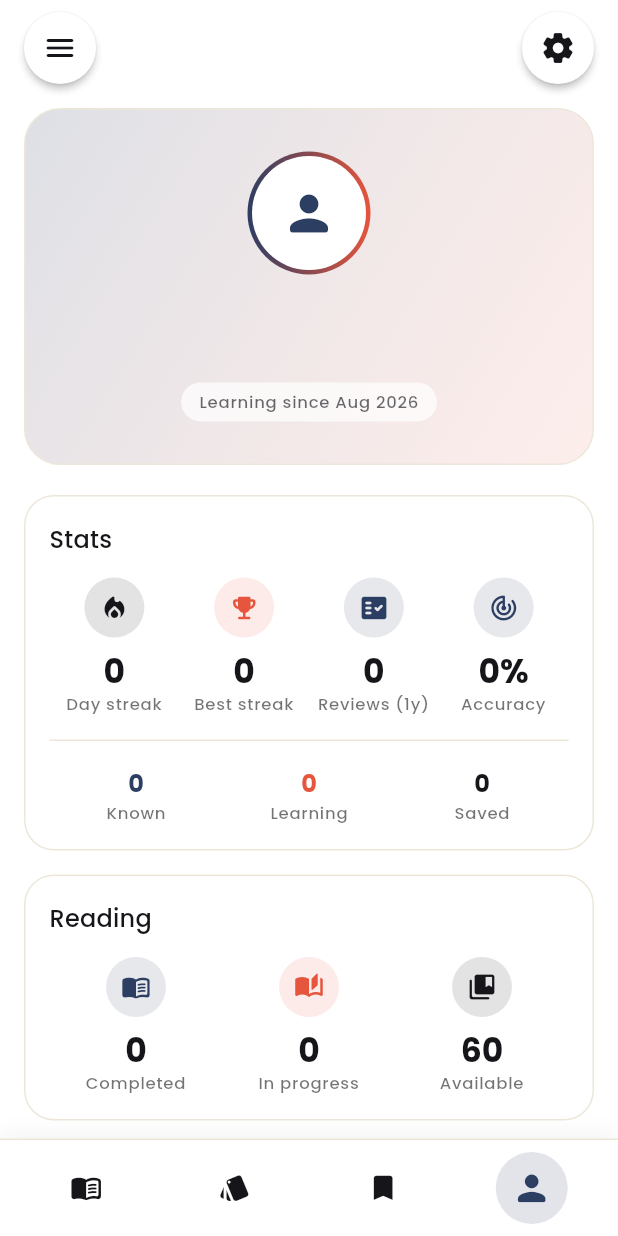
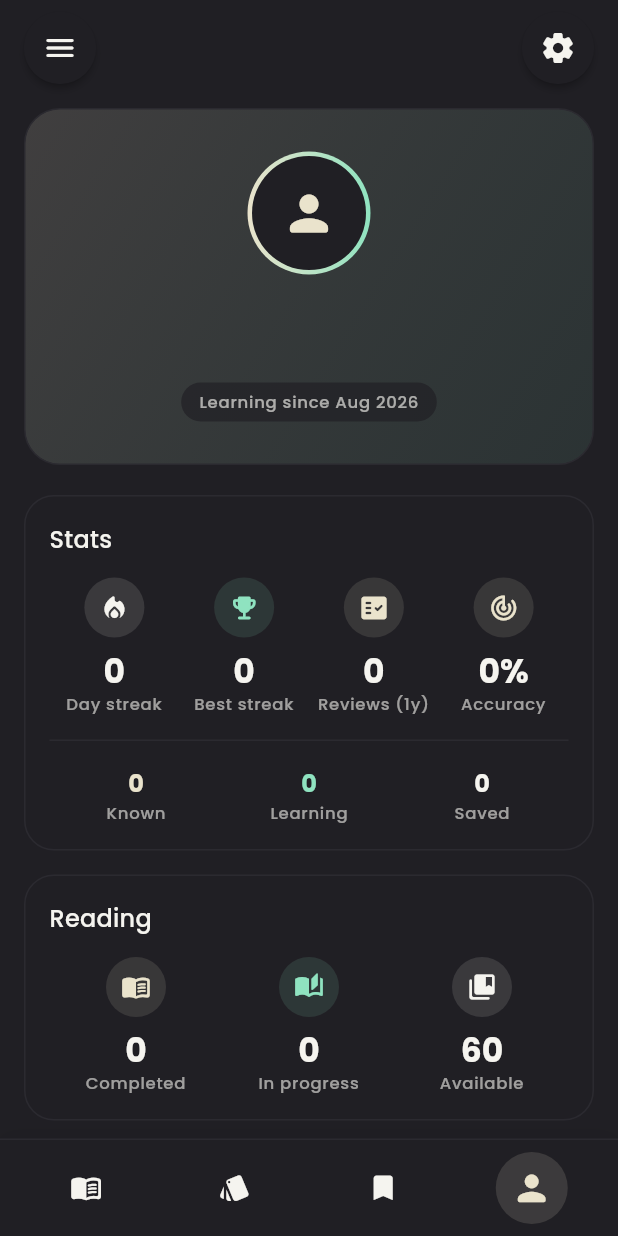
Before and after one commit to aniketapai/Kidoku, a Flutter app: the screen it shows once a user with an empty profile is signed in, item 4 of the bottom bar chosen, on a phone screen of 412 x 824 dp. Run offline on Flutter 3.47's test engine with Material 3 defaults, Android fonts, the phone set to English and light mode, and no system bars; our stand-ins replace cloud_firestore, drift, drift_flutter, firebase_auth, firebase_core, flutter_local_notifications and 11 more; missing offline and left inert: google_mlkit_text_recognition, google_mlkit_translation; accounts and stored records are empty; generated files the repository leaves out were written again; statements that could not run were skipped.

Commit message:
Finish cream/mint theme reskin, fix cross-account data leak on sign-out
- Go dark-only with the cream/mint palette; regenerate launcher icons and
  splash screens; replace hardcoded Colors.white accents with
  colorScheme.onPrimary/onSecondary so text stays legible on the new
  accent colors.
- Sign-out now clears local per-user data (deck progress, reviews,
  achievements, story/reel progress, settings) and resets the
  restore-offered flag, so switching Google accounts on the same device
  no longer leaves the previous account's data visible.
- Add a JLPT level filter to the free-review kanji-vocab week picker.
- Hand-override JLPT levels for common greetings/set phrases the source
  vocabulary list omits or mis-tags, and fix multi-tag parsing in the
  ingestion script to catch every JLPT_<n> tag on a row, not just the
  first.

Co-Authored-By: Claude Sonnet 5 <noreply@anthropic.com>

```diff
--- a/lib/app.dart
+++ b/lib/app.dart
@@ -39,8 +39,8 @@ class _KidokuAppState extends ConsumerState<KidokuApp> {
     return MaterialApp.router(
       title: 'Kidoku',
       debugShowCheckedModeBanner: false,
-      theme: AppTheme.light,
-      darkTheme: AppTheme.dark,
+      theme: AppTheme.dark,
+      themeMode: ThemeMode.dark,
       routerConfig: appRouter,
     );
   }
--- a/lib/core/theme/app_colors.dart
+++ b/lib/core/theme/app_colors.dart
@@ -1,27 +1,26 @@
 import 'package:flutter/material.dart';
 
-/// "Ai to Shu" (indigo & vermillion) palette — see steps.md section 0.
+/// Dark-only fintech-inspired palette (near-black + warm cream accent +
+/// mint green). The app has no light mode, so there's a single set of
+/// colors rather than light/dark pairs.
 abstract final class AppColors {
-  static const primaryLight = Color(0xFF2D3E63);
-  static const primaryDark = Color(0xFF8FA8D8);
+  static const primary = Color(0xFFEAE3CC);
+  static const onPrimary = Color(0xFF17171A);
 
-  static const onPrimaryLight = Color(0xFFFFFFFF);
-  static const onPrimaryDark = Color(0xFF0F1729);
+  static const secondary = Color(0xFF8FE3C0);
+  static const onSecondary = Color(0xFF0F1F1A);
 
-  static const secondaryLight = Color(0xFFE6553D);
-  static const secondaryDark = Color(0xFFFF7A61);
+  static const background = Color(0xFF17171A);
+  static const onBackground = Color(0xFFF5F4EF);
 
-  static const backgroundLight = Color(0xFFF7F3EA);
-  static const backgroundDark = Color(0xFF15151A);
+  static const surface = Color(0xFF201F24);
+  static const surfaceVariant = Color(0xFF2B2A30);
 
-  static const surfaceLight = Color(0xFFFFFFFF);
-  static const surfaceDark = Color(0xFF1E1E24);
-
-  static const surfaceVariantLight = Color(0xFFEDE7D9);
-  static const surfaceVariantDark = Color(0xFF26262E);
+  static const error = Color(0xFFE2554A);
 }
 
-/// JLPT level tag colors, same across light/dark per spec.
+/// JLPT level tag colors — a separate accent system for badges, unrelated
+/// to the app's primary/secondary theme colors.
 abstract final class JlptColors {
   static const n5 = Color(0xFF4C9A6E);
   static const n4 = Color(0xFF5B8FD4);
--- a/lib/core/theme/app_text_theme.dart
+++ b/lib/core/theme/app_text_theme.dart
@@ -1,17 +1,15 @@
 import 'package:flutter/material.dart';
 import 'package:google_fonts/google_fonts.dart';
+
+import 'app_colors.dart';
 
 /// Poppins for English UI text; Noto Sans JP is kept only as a glyph
 /// fallback so Japanese words (kanji/kana) still render correctly wherever
 /// they appear (dictionary, decks, review).
-TextTheme buildAppTextTheme(Brightness brightness) {
-  final color = brightness == Brightness.light
-      ? const Color(0xFF15151A)
-      : const Color(0xFFF7F3EA);
-
+TextTheme buildAppTextTheme() {
   return GoogleFonts.poppinsTextTheme().apply(
-    bodyColor: color,
-    displayColor: color,
+    bodyColor: AppColors.onBackground,
+    displayColor: AppColors.onBackground,
     fontFamilyFallback: [GoogleFonts.notoSansJp().fontFamily!],
   );
 }
--- a/lib/core/theme/app_theme.dart
+++ b/lib/core/theme/app_theme.dart
@@ -5,32 +5,26 @@ import 'app_colors.dart';
 import 'app_text_theme.dart';
 
 abstract final class AppTheme {
-  static ThemeData get light => _build(Brightness.light);
-  static ThemeData get dark => _build(Brightness.dark);
-
-  static ThemeData _build(Brightness brightness) {
-    final isLight = brightness == Brightness.light;
+  static ThemeData get dark {
     final colorScheme = ColorScheme(
-      brightness: brightness,
-      primary: isLight ? AppColors.primaryLight : AppColors.primaryDark,
-      onPrimary: isLight ? AppColors.onPrimaryLight : AppColors.onPrimaryDark,
-      secondary: isLight ? AppColors.secondaryLight : AppColors.secondaryDark,
-      onSecondary: isLight ? AppColors.onPrimaryLight : AppColors.onPrimaryDark,
-      surface: isLight ? AppColors.surfaceLight : AppColors.surfaceDark,
-      onSurface: isLight ? AppColors.backgroundDark : AppColors.backgroundLight,
-      surfaceContainerHighest:
-          isLight ? AppColors.surfaceVariantLight : AppColors.surfaceVariantDark,
-      error: const Color(0xFFC4514C),
+      brightness: Brightness.dark,
+      primary: AppColors.primary,
+      onPrimary: AppColors.onPrimary,
+      secondary: AppColors.secondary,
+      onSecondary: AppColors.onSecondary,
+      surface: AppColors.surface,
+      onSurface: AppColors.onBackground,
+      surfaceContainerHighest: AppColors.surfaceVariant,
+      error: AppColors.error,
       onError: Colors.white,
     );
 
     return ThemeData(
       useMaterial3: true,
-      brightness: brightness,
+      brightness: Brightness.dark,
       colorScheme: colorScheme,
-      scaffoldBackgroundColor:
-          isLight ? AppColors.backgroundLight : AppColors.backgroundDark,
-      textTheme: buildAppTextTheme(brightness),
+      scaffoldBackgroundColor: AppColors.background,
+      textTheme: buildAppTextTheme(),
       appBarTheme: AppBarTheme(
         backgroundColor: colorScheme.surface,
         foregroundColor: colorScheme.onSurface,
--- a/lib/features/auth/presentation/sign_in_screen.dart
+++ b/lib/features/auth/presentation/sign_in_screen.dart
@@ -115,7 +115,7 @@ class _SignInScreenState extends ConsumerState<SignInScreen> {
                             ),
                           ],
                         ),
-                        child: const Icon(Icons.auto_stories_rounded, size: 44, color: Colors.white),
+                        child: Icon(Icons.auto_stories_rounded, size: 44, color: colorScheme.onPrimary),
                       ),
                       const SizedBox(height: 28),
                       Text(
--- a/lib/features/chat_coach/presentation/chat_coach_screen.dart
+++ b/lib/features/chat_coach/presentation/chat_coach_screen.dart
@@ -196,7 +196,7 @@ class _ChatHeader extends StatelessWidget {
                 colors: [colorScheme.primary, colorScheme.secondary],
               ),
             ),
-            child: const Icon(Icons.auto_awesome_rounded, color: Colors.white, size: 20),
+            child: Icon(Icons.auto_awesome_rounded, color: colorScheme.onPrimary, size: 20),
           ),
           const SizedBox(width: 12),
           Expanded(
--- a/lib/features/reels/presentation/widgets/reel_player_page.dart
+++ b/lib/features/reels/presentation/widgets/reel_player_page.dart
@@ -111,7 +111,7 @@ class _ReelPlayerPageState extends ConsumerState<ReelPlayerPage> {
     final reelAsync = ref.watch(reelProvider(widget.meta.file));
 
     return ColoredBox(
-      color: AppColors.backgroundDark,
+      color: AppColors.background,
       child: SafeArea(
         child: Stack(
           children: [
@@ -292,7 +292,7 @@ class _ReelIconButton extends StatelessWidget {
         button: true,
         label: semanticLabel,
         child: Material(
-          color: active ? AppColors.secondaryDark : Colors.black.withValues(alpha: 0.6),
+          color: active ? AppColors.secondary : Colors.black.withValues(alpha: 0.6),
           shape: const CircleBorder(),
           elevation: active ? 3 : 0,
           child: InkWell(
@@ -300,7 +300,7 @@ class _ReelIconButton extends StatelessWidget {
             onTap: onTap,
             child: Padding(
               padding: const EdgeInsets.all(10),
-              child: Icon(icon, color: Colors.white, size: 22),
+              child: Icon(icon, color: active ? AppColors.onSecondary : Colors.white, size: 22),
             ),
           ),
         ),
```
Also changed, not shown: lib/core/database/seed/seed_loader.dart (+11 -1 lines), lib/features/backup/presentation/restore_prompt.dart (+9 -0 lines), lib/features/profile/presentation/settings_screen.dart (+10 -2 lines), lib/features/reels/presentation/widgets/reel_sentence_list.dart (+6 -6 lines), lib/features/review/presentation/widgets/free_review_section.dart (+99 -50 lines), lib/features/shell/presentation/widgets/pulsing_badge.dart (+5 -4 lines), pubspec.yaml (+10 -10 lines), assets/icon/icon.png, assets/icon/icon_background.png, assets/icon/icon_foreground.png, assets/icon/splash_logo.png, assets/icon/splash_logo_android12.png, 69 other files.
